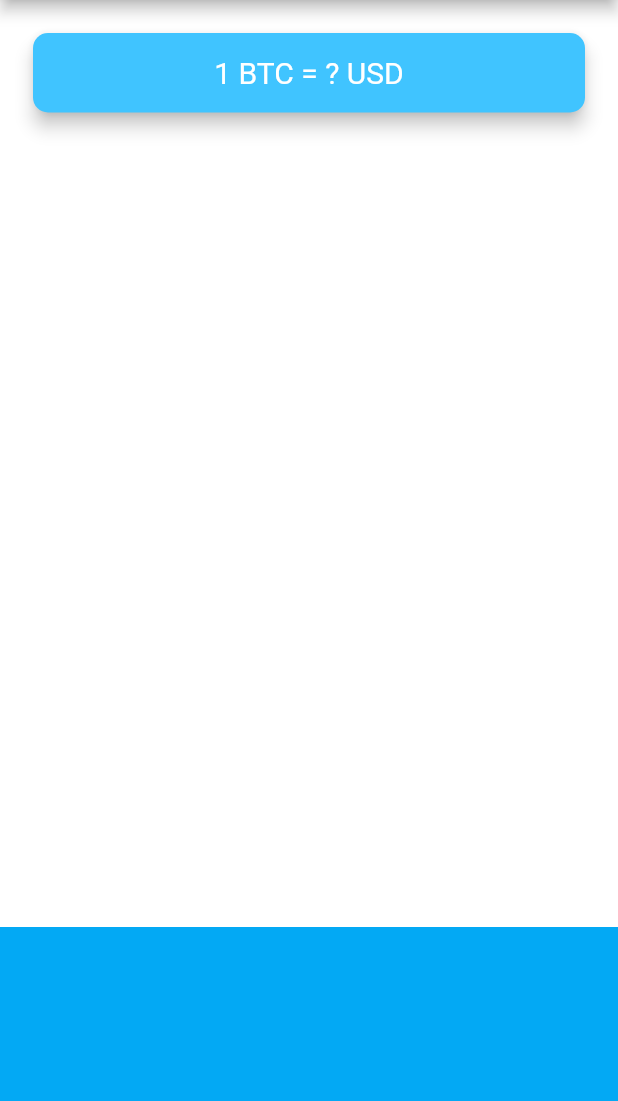
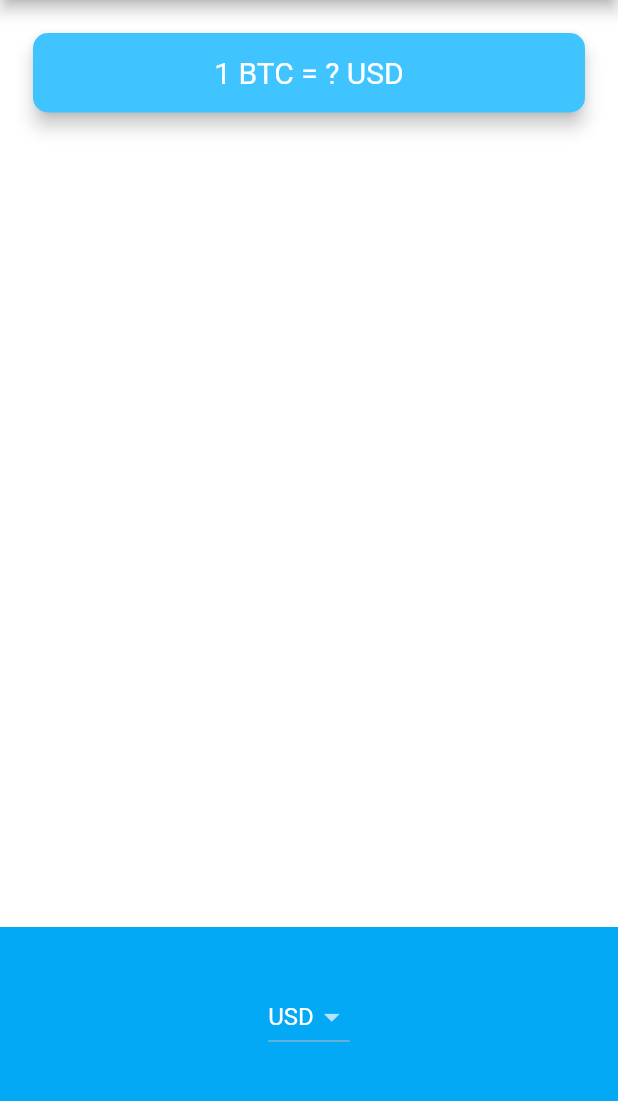
Before and after one commit to HeratUni-CS/bitcoin-ticker-JalaluddinKhafi, a Flutter app: the screen it shows after launch, on a phone screen of 412 x 824 dp, the part 84-1185 px from its top. Run offline on Flutter 3.47's test engine with Material 2 defaults, Android fonts, the phone set to English and light mode, and no system bars.

Commit message:
dropdownButton used

```diff
--- a/lib/price_screen.dart
+++ b/lib/price_screen.dart
@@ -42,7 +42,21 @@ class _PriceScreenState extends State<PriceScreen> {
             alignment: Alignment.center,
             padding: const EdgeInsets.only(bottom: 30.0),
             color: Colors.lightBlue,
-            child: null,
+            child: DropdownButton<String>(
+              value: "USD",
+              items: [
+
+                DropdownMenuItem(child: Text("USD"),
+                value: "USD",),
+                DropdownMenuItem(child: Text("eur"),
+                  value: "EUR",),
+                DropdownMenuItem(child: Text("gbt"),
+                  value: "GBT",),
+              ],
+              onChanged: (value){
+                print(value);
+              },
+            ),
           ),
         ],
       ),
--- a/pubspec.yaml
+++ b/pubspec.yaml
@@ -19,7 +19,7 @@ publish_to: 'none' # Remove this line if you wish to publish to pub.dev
 version: 1.0.0+1
 
 environment:
-  sdk: '>=2.19.6 <3.0.0'
+  sdk: '>=2.19.4 <3.0.0'
 
 # Dependencies specify other packages that your package needs in order to work.
 # To automatically upgrade your package dependencies to the latest versions
```
Also changed, not shown: pubspec.lock.
